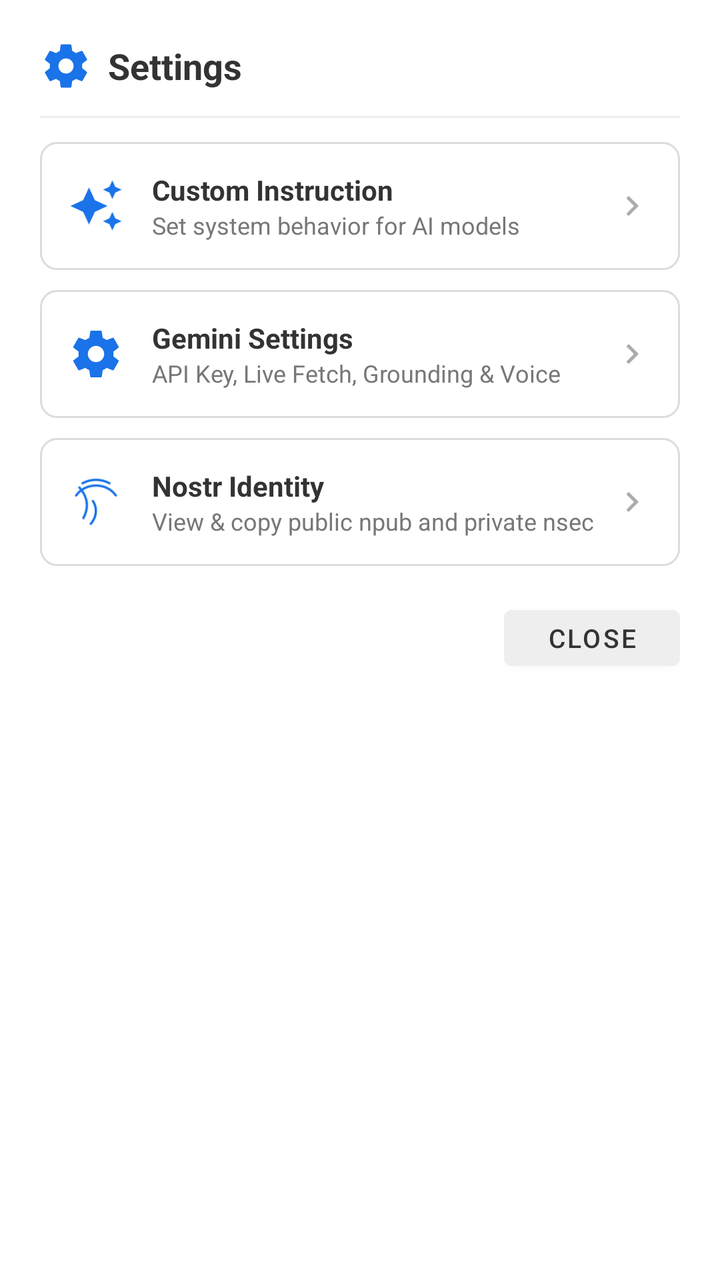
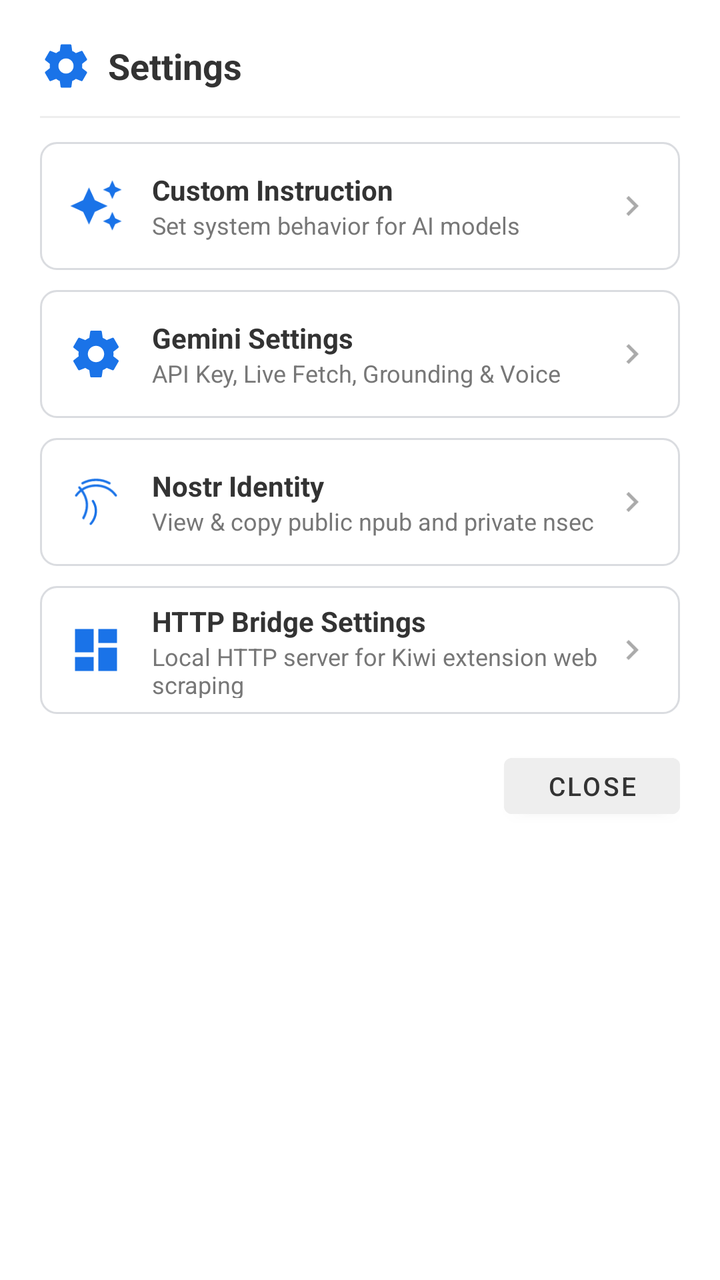

The first picture is an Android layout as it rendered before a commit; the second is the same layout after the commit. The layout source and the unified diff follow.
<!-- AndroidManifest.xml: application theme Theme.Puter.Light -->
<!-- res/layout/dialog_settings_hub.xml -->
<?xml version="1.0" encoding="utf-8"?>
<LinearLayout xmlns:android="http://schemas.android.com/apk/res/android"
    xmlns:app="http://schemas.android.com/apk/res-auto"
    android:layout_width="match_parent"
    android:layout_height="wrap_content"
    android:background="@drawable/bg_code_block"
    android:backgroundTint="#ffffff"
    android:orientation="vertical"
    android:padding="20dp">

    
    <LinearLayout
        android:layout_width="match_parent"
        android:layout_height="wrap_content"
        android:gravity="center_vertical"
        android:orientation="horizontal">

        <ImageView
            android:layout_width="26dp"
            android:layout_height="26dp"
            android:src="@drawable/ic_settings"
            app:tint="#1a73e8" />

        <TextView
            android:layout_width="wrap_content"
            android:layout_height="wrap_content"
            android:layout_marginStart="8dp"
            android:text="Settings"
            android:textColor="#333333"
            android:textSize="18sp"
            android:textStyle="bold" />
    </LinearLayout>

    <View
        android:layout_width="match_parent"
        android:layout_height="1dp"
        android:layout_marginTop="12dp"
        android:layout_marginBottom="12dp"
        android:background="#eeeeee" />

    
    <LinearLayout
        android:id="@+id/btnHubCustomInstruction"
        android:layout_width="match_parent"
        android:layout_height="64dp"
        android:background="@drawable/edit_text_border"
        android:gravity="center_vertical"
        android:orientation="horizontal"
        android:paddingStart="14dp"
        android:paddingEnd="14dp">

        <ImageView
            android:layout_width="28dp"
            android:layout_height="28dp"
            android:src="@drawable/ic_sparkle_agent"
            app:tint="#1a73e8" />

        <LinearLayout
            android:layout_width="0dp"
            android:layout_height="wrap_content"
            android:layout_marginStart="14dp"
            android:layout_weight="1"
            android:orientation="vertical">

            <TextView
                android:layout_width="wrap_content"
                android:layout_height="wrap_content"
                android:text="Custom Instruction"
                android:textColor="#333333"
                android:textSize="14sp"
                android:textStyle="bold" />

            <TextView
                android:layout_width="wrap_content"
                android:layout_height="wrap_content"
                android:text="Set system behavior for AI models"
                android:textColor="#777777"
                android:textSize="12sp" />
        </LinearLayout>

        <ImageView
            android:layout_width="20dp"
            android:layout_height="20dp"
            android:src="@drawable/ic_chevron_down"
            android:rotation="270"
            app:tint="#aaaaaa" />
    </LinearLayout>

    
    <LinearLayout
        android:id="@+id/btnHubGeminiSettings"
        android:layout_width="match_parent"
        android:layout_height="64dp"
        android:layout_marginTop="10dp"
        android:background="@drawable/edit_text_border"
        android:gravity="center_vertical"
        android:orientation="horizontal"
        android:paddingStart="14dp"
        android:paddingEnd="14dp">

        <ImageView
            android:layout_width="28dp"
            android:layout_height="28dp"
            android:src="@drawable/ic_settings"
            app:tint="#1a73e8" />

        <LinearLayout
            android:layout_width="0dp"
            android:layout_height="wrap_content"
            android:layout_marginStart="14dp"
            android:layout_weight="1"
            android:orientation="vertical">

            <TextView
                android:layout_width="wrap_content"
                android:layout_height="wrap_content"
                android:text="Gemini Settings"
                android:textColor="#333333"
                android:textSize="14sp"
                android:textStyle="bold" />

            <TextView
                android:layout_width="wrap_content"
                android:layout_height="wrap_content"
                android:text="API Key, Live Fetch, Grounding &amp; Voice"
                android:textColor="#777777"
                android:textSize="12sp" />
        </LinearLayout>

        <ImageView
            android:layout_width="20dp"
            android:layout_height="20dp"
            android:src="@drawable/ic_chevron_down"
            android:rotation="270"
            app:tint="#aaaaaa" />
    </LinearLayout>

    
    <LinearLayout
        android:id="@+id/btnHubNostrIdentity"
        android:layout_width="match_parent"
        android:layout_height="64dp"
        android:layout_marginTop="10dp"
        android:background="@drawable/edit_text_border"
        android:gravity="center_vertical"
        android:orientation="horizontal"
        android:paddingStart="14dp"
        android:paddingEnd="14dp">

        <ImageView
            android:layout_width="28dp"
            android:layout_height="28dp"
            android:src="@drawable/ic_fingerprint"
            app:tint="#1a73e8" />

        <LinearLayout
            android:layout_width="0dp"
            android:layout_height="wrap_content"
            android:layout_marginStart="14dp"
            android:layout_weight="1"
            android:orientation="vertical">

            <TextView
                android:layout_width="wrap_content"
                android:layout_height="wrap_content"
                android:text="Nostr Identity"
                android:textColor="#333333"
                android:textSize="14sp"
                android:textStyle="bold" />

            <TextView
                android:layout_width="wrap_content"
                android:layout_height="wrap_content"
                android:text="View &amp; copy public npub and private nsec"
                android:textColor="#777777"
                android:textSize="12sp" />
        </LinearLayout>

        <ImageView
            android:layout_width="20dp"
            android:layout_height="20dp"
            android:src="@drawable/ic_chevron_down"
            android:rotation="270"
            app:tint="#aaaaaa" />
    </LinearLayout>

    
    <Button
        android:id="@+id/btnHubClose"
        android:layout_width="wrap_content"
        android:layout_height="40dp"
        android:layout_gravity="end"
        android:layout_marginTop="16dp"
        android:backgroundTint="#eeeeee"
        android:text="Close"
        android:textColor="#333333"
        android:textSize="13sp" />

</LinearLayout>
<!-- resources referenced by this layout -->
<resources>
  <!-- drawable bg_code_block (drawable) -->
  <?xml version="1.0" encoding="utf-8"?>
  <shape xmlns:android="http://schemas.android.com/apk/res/android"
      android:shape="rectangle">
      <solid android:color="@color/code_bg" />
      <stroke android:width="1dp" android:color="#333333" />
      <corners android:radius="8dp" />
  </shape>
  <!-- drawable edit_text_border (drawable) -->
  <?xml version="1.0" encoding="utf-8"?>
  <shape xmlns:android="http://schemas.android.com/apk/res/android"
      android:shape="rectangle">
      
      
      <solid android:color="@color/white" />
  
      
      <stroke
          android:width="1dp"
          android:color="@color/border_gray" />
  
      
      <corners android:radius="8dp" />
  
      
      <padding
          android:bottom="8dp"
          android:left="8dp"
          android:right="8dp"
          android:top="8dp" />
          
  </shape>
  <!-- drawable ic_chevron_down (drawable) -->
  <vector xmlns:android="http://schemas.android.com/apk/res/android"
      android:width="24dp"
      android:height="24dp"
      android:viewportWidth="24"
      android:viewportHeight="24">
      <path
          android:fillColor="#FF5F6368"
          android:pathData="M7.41,8.59L12,13.17l4.59,-4.58L18,10l-6,6 -6,-6 1.41,-1.41z" />
  </vector>
  <!-- drawable ic_sparkle_agent (drawable) -->
  <vector xmlns:android="http://schemas.android.com/apk/res/android"
      android:width="24dp"
      android:height="24dp"
      android:viewportWidth="24"
      android:viewportHeight="24">
      <path
          android:fillColor="#FF1A73E8"
          android:pathData="M19,9l1.25,-2.75L23,5l-2.75,-1.25L19,1l-1.25,2.75L15,5l2.75,1.25L19,9zm-7.5,0.5L9,4 6.5,9.5 1,12l5.5,2.5L9,20l2.5,-5.5L17,12l-5.5,-2.5zm7.5,5l-1.25,2.75L15,18.5l2.75,1.25L19,22.5l1.25,-2.75L23,18.5l-2.75,-1.25L19,14.5z" />
  </vector>
  <style name="Theme.Puter.Light" parent="Theme.MaterialComponents.Light.NoActionBar">
          <item name="colorPrimary">@color/puter_blue</item>
          <item name="colorPrimaryVariant">@color/puter_blue_dark</item>
          <item name="colorOnPrimary">@color/white</item>
          <item name="colorSecondary">@color/puter_accent</item>
          <item name="colorSecondaryVariant">@color/puter_blue_dark</item>
          <item name="colorOnSecondary">@color/white</item>
          <item name="android:statusBarColor">#333333</item>
          <item name="android:windowLightStatusBar">false</item>
          <item name="android:windowBackground">@color/white</item>
      </style>
  <color name="code_bg">#1e1e1e</color>
  <color name="white">#FFFFFFFF</color>
  <color name="border_gray">#dadce0</color>
  <color name="puter_blue">#1a73e8</color>
  <color name="puter_blue_dark">#1557b0</color>
  <color name="puter_accent">#1a73e8</color>
  <!-- unchanged entries left out for length: 2 -->
</resources>

<!-- the commit's change to res/layout/dialog_settings_hub.xml (unified diff, before → after) -->
@@ -172,6 +172,55 @@
                 android:layout_width="wrap_content"
                 android:layout_height="wrap_content"
                 android:text="View &amp; copy public npub and private nsec"
+                android:textColor="#777777"
+                android:textSize="12sp" />
+        </LinearLayout>
+
+        <ImageView
+            android:layout_width="20dp"
+            android:layout_height="20dp"
+            android:src="@drawable/ic_chevron_down"
+            android:rotation="270"
+            app:tint="#aaaaaa" />
+    </LinearLayout>
+
+    
+    <LinearLayout
+        android:id="@+id/btnHubHttpBridge"
+        android:layout_width="match_parent"
+        android:layout_height="64dp"
+        android:layout_marginTop="10dp"
+        android:background="@drawable/edit_text_border"
+        android:gravity="center_vertical"
+        android:orientation="horizontal"
+        android:paddingStart="14dp"
+        android:paddingEnd="14dp">
+
+        <ImageView
+            android:layout_width="28dp"
+            android:layout_height="28dp"
+            android:src="@drawable/ic_dashboard"
+            app:tint="#1a73e8" />
+
+        <LinearLayout
+            android:layout_width="0dp"
+            android:layout_height="wrap_content"
+            android:layout_marginStart="14dp"
+            android:layout_weight="1"
+            android:orientation="vertical">
+
+            <TextView
+                android:layout_width="wrap_content"
+                android:layout_height="wrap_content"
+                android:text="HTTP Bridge Settings"
+                android:textColor="#333333"
+                android:textSize="14sp"
+                android:textStyle="bold" />
+
+            <TextView
+                android:layout_width="wrap_content"
+                android:layout_height="wrap_content"
+                android:text="Local HTTP server for Kiwi extension web scraping"
                 android:textColor="#777777"
                 android:textSize="12sp" />
         </LinearLayout>
<!-- resource entries referenced after the edit -->
@@ -42,6 +42,20 @@
           android:fillColor="#FF5F6368"
           android:pathData="M7.41,8.59L12,13.17l4.59,-4.58L18,10l-6,6 -6,-6 1.41,-1.41z" />
   </vector>
+  <!-- drawable ic_dashboard (drawable) -->
+  <vector xmlns:android="http://schemas.android.com/apk/res/android"
+      android:width="24dp"
+      android:height="24dp"
+      android:viewportWidth="24"
+      android:viewportHeight="24"
+      android:tint="@android:color/white">
+      
+      
+      <path
+          android:fillColor="@android:color/white"
+          android:pathData="M3,13h8V3H3v10zm0,8h8v-6H3v6zm10,0h8V11h-8v10zm0,-18v6h8V3h-8z"/>
+          
+  </vector>
   <!-- drawable ic_sparkle_agent (drawable) -->
   <vector xmlns:android="http://schemas.android.com/apk/res/android"
       android:width="24dp"
